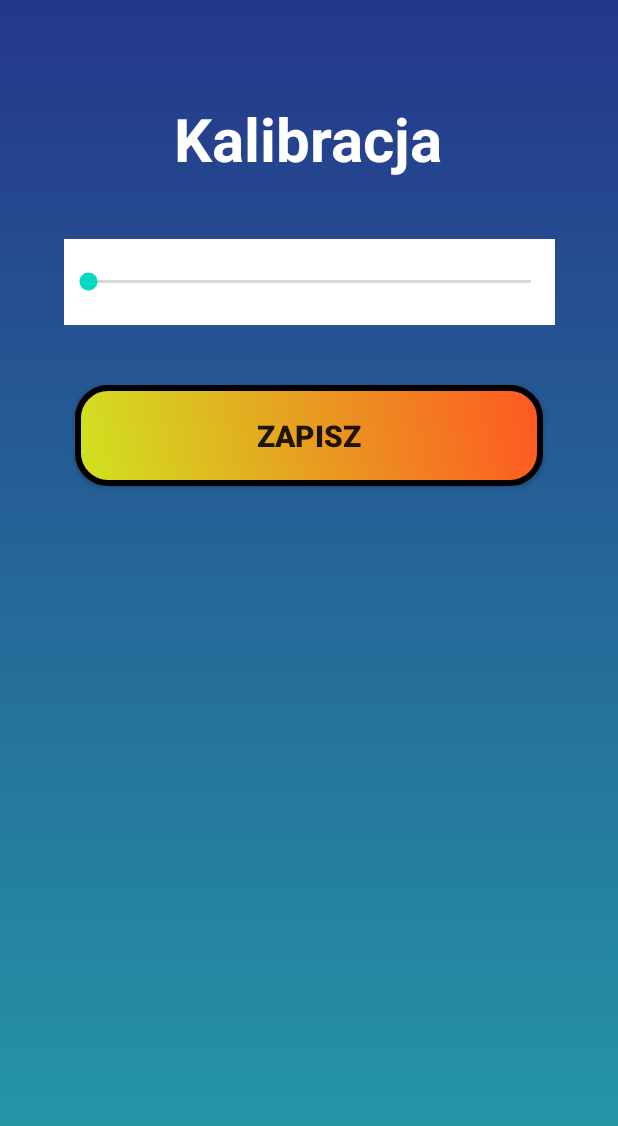
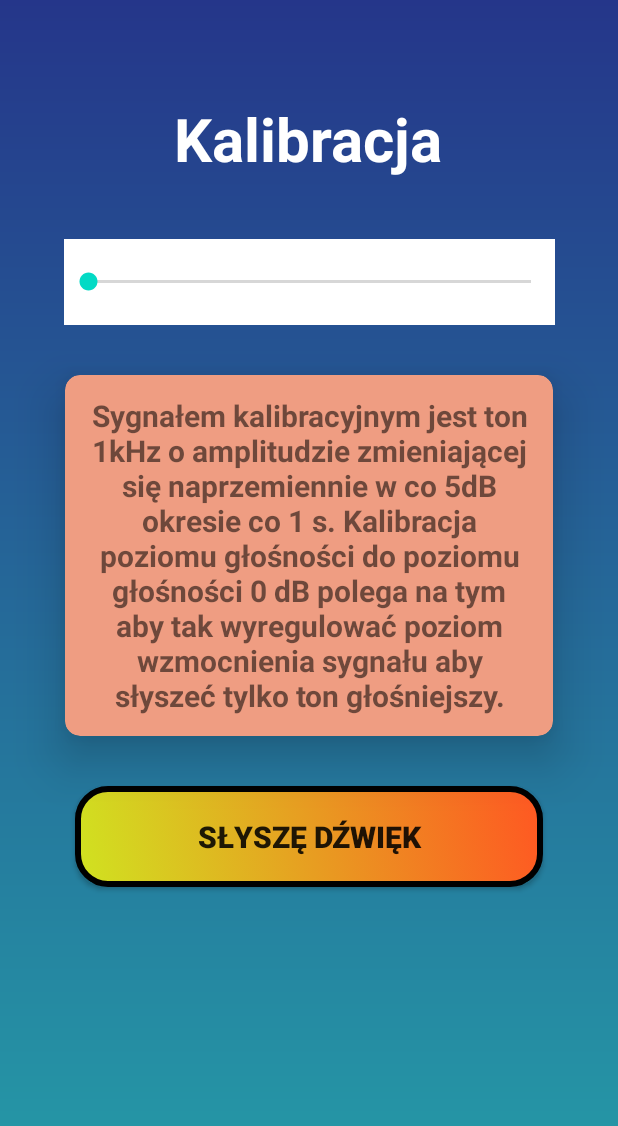
Before and after one commit to Mateusz-Gorniak/AudiogramApp, an Android app: the CalibrationActivity screen opened directly, with no data from a screen before it, on a phone screen of 412 x 824 dp. Shown: the top 1126 px of the screen. Run offline under Robolectric (Android 15) with nearby library versions, the phone set to English and light mode, and no system bars.

Commit message:
Calibration update

```diff
--- a/app/src/main/res/layout/activity_calibration.xml
+++ b/app/src/main/res/layout/activity_calibration.xml
@@ -35,6 +35,28 @@
         app:layout_constraintStart_toStartOf="parent"
         app:layout_constraintTop_toBottomOf="@id/calibration_text" />
 
+    <androidx.cardview.widget.CardView
+        android:id="@+id/card1"
+        style="@style/CardView2"
+        android:layout_width="match_parent"
+        android:layout_height="wrap_content"
+        tools:ignore="MissingConstraints"
+        app:layout_constraintTop_toBottomOf="@id/seekBar"
+        app:layout_constraintEnd_toEndOf="parent"
+        android:layout_marginLeft="20dp"
+        android:layout_marginRight="20dp">
+
+        <TextView
+            android:layout_width="match_parent"
+            android:layout_height="wrap_content"
+            android:text="@string/about_calibration"
+            android:padding="5dp"
+            android:textStyle="bold"
+            android:textSize="20sp"
+            android:textAlignment="center"
+            />
+    </androidx.cardview.widget.CardView>
+
     <androidx.appcompat.widget.AppCompatButton
         android:id="@+id/startButton"
         android:layout_width="match_parent"
@@ -45,11 +67,10 @@
         android:foreground="?attr/selectableItemBackgroundBorderless"
         android:onClick="onSaveClick"
         android:paddingVertical="20dp"
-        android:text="@string/save"
+        android:text="@string/hear_sound"
         android:textSize="20sp"
         android:textStyle="bold"
-        android:layout_marginTop="40dp"
-        app:layout_constraintTop_toBottomOf="@id/seekBar"
+        app:layout_constraintTop_toBottomOf="@id/card1"
         app:layout_constraintEnd_toEndOf="parent"
         app:layout_constraintHorizontal_bias="0.494"
         app:layout_constraintStart_toStartOf="parent"
--- a/app/src/main/res/values/strings.xml
+++ b/app/src/main/res/values/strings.xml
@@ -6,7 +6,12 @@
     <string name="aboutprogram">O programie</string>
     <string name="backtomainpage">Strona Główna</string>
     <string name="save">Zapisz</string>
+    <string name="hear_sound">Słyszę dźwięk</string>
     <string name="audiogramgraph">Wykres Audiogram</string>
+    <string name="about_calibration">Sygnałem kalibracyjnym jest ton 1kHz o amplitudzie zmieniającej się naprzemiennie w co
+5dB okresie co 1 s. Kalibracja poziomu głośności do poziomu głośności 0 dB polega na tym
+aby tak wyregulować poziom wzmocnienia sygnału aby słyszeć tylko ton głośniejszy. </string>
+
 
 
 </resources>
--- a/app/src/main/res/values/themes.xml
+++ b/app/src/main/res/values/themes.xml
@@ -21,6 +21,6 @@
         <item name="cardBackgroundColor">@color/white1</item>
         <item name="cardElevation">20dp</item>
         <item name="cardUseCompatPadding">true</item>
-        <item name="contentPadding">10dp</item>
+        <item name="contentPadding">8dp</item>
     </style>
 </resources>
--- a/build.gradle
+++ b/build.gradle
@@ -5,7 +5,7 @@ buildscript {
         mavenCentral()
     }
     dependencies {
-        classpath "com.android.tools.build:gradle:4.2.0"
+        classpath 'com.android.tools.build:gradle:4.2.1'
 
         // NOTE: Do not place your application dependencies here; they belong
         // in the individual module build.gradle files
```
